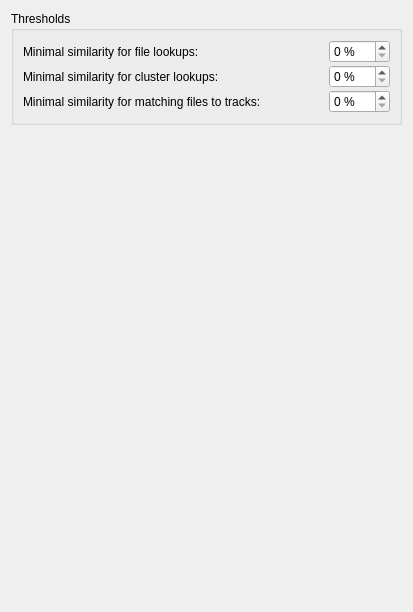
First picture: the form in ui/options_matching.ui, repository metabrainz/picard, before the edit.
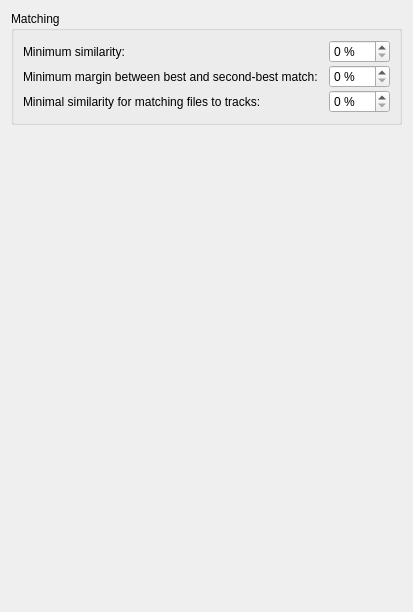
Second picture: the form after the edit.

Commit message: Replace similarity thresholds with floor + margin matching

```diff
--- a/ui/options_matching.ui
+++ b/ui/options_matching.ui
@@ -14,12 +14,64 @@
    <item>
     <widget class="QGroupBox" name="rename_files">
      <property name="title">
-      <string>Thresholds</string>
+      <string>Matching</string>
      </property>
      <layout class="QGridLayout">
       <property name="spacing">
        <number>2</number>
       </property>
+      <item row="0" column="0">
+       <widget class="QLabel" name="label_min_similarity">
+        <property name="sizePolicy">
+         <sizepolicy hsizetype="Expanding" vsizetype="Preferred">
+          <horstretch>0</horstretch>
+          <verstretch>0</verstretch>
+         </sizepolicy>
+        </property>
+        <property name="text">
+         <string>Minimum similarity:</string>
+        </property>
+        <property name="buddy">
+         <cstring>match_min_similarity</cstring>
+        </property>
+       </widget>
+      </item>
+      <item row="0" column="1">
+       <widget class="QSpinBox" name="match_min_similarity">
+        <property name="suffix">
+         <string> %</string>
+        </property>
+        <property name="maximum">
+         <number>100</number>
+        </property>
+       </widget>
+      </item>
+      <item row="1" column="0">
+       <widget class="QLabel" name="label_min_margin">
+        <property name="sizePolicy">
+         <sizepolicy hsizetype="Expanding" vsizetype="Preferred">
+          <horstretch>0</horstretch>
+          <verstretch>0</verstretch>
+         </sizepolicy>
+        </property>
+        <property name="text">
+         <string>Minimum margin between best and second-best match:</string>
+        </property>
+        <property name="buddy">
+         <cstring>match_min_margin</cstring>
+        </property>
+       </widget>
+      </item>
+      <item row="1" column="1">
+       <widget class="QSpinBox" name="match_min_margin">
+        <property name="suffix">
+         <string> %</string>
+        </property>
+        <property name="maximum">
+         <number>100</number>
+        </property>
+       </widget>
+      </item>
       <item row="2" column="0">
        <widget class="QLabel" name="label_6">
         <property name="sizePolicy">
@@ -46,58 +98,6 @@
         </property>
        </widget>
       </item>
-      <item row="1" column="1">
-       <widget class="QSpinBox" name="cluster_lookup_threshold">
-        <property name="suffix">
-         <string> %</string>
-        </property>
-        <property name="maximum">
-         <number>100</number>
-        </property>
-       </widget>
-      </item>
-      <item row="0" column="1">
-       <widget class="QSpinBox" name="file_lookup_threshold">
-        <property name="suffix">
-         <string> %</string>
-        </property>
-        <property name="maximum">
-         <number>100</number>
-        </property>
-       </widget>
-      </item>
-      <item row="0" column="0">
-       <widget class="QLabel" name="label_4">
-        <property name="sizePolicy">
-         <sizepolicy hsizetype="Expanding" vsizetype="Preferred">
-          <horstretch>0</horstretch>
-          <verstretch>0</verstretch>
-         </sizepolicy>
-        </property>
-        <property name="text">
-         <string>Minimal similarity for file lookups:</string>
-        </property>
-        <property name="buddy">
-         <cstring>file_lookup_threshold</cstring>
-        </property>
-       </widget>
-      </item>
-      <item row="1" column="0">
-       <widget class="QLabel" name="label_5">
-        <property name="sizePolicy">
-         <sizepolicy hsizetype="Expanding" vsizetype="Preferred">
-          <horstretch>0</horstretch>
-          <verstretch>0</verstretch>
-         </sizepolicy>
-        </property>
-        <property name="text">
-         <string>Minimal similarity for cluster lookups:</string>
-        </property>
-        <property name="buddy">
-         <cstring>file_lookup_threshold</cstring>
-        </property>
-       </widget>
-      </item>
      </layout>
     </widget>
    </item>
```
Left out of the diff: 10 changed lines with no effect on the pictures. The commit also changes 10 other files.
